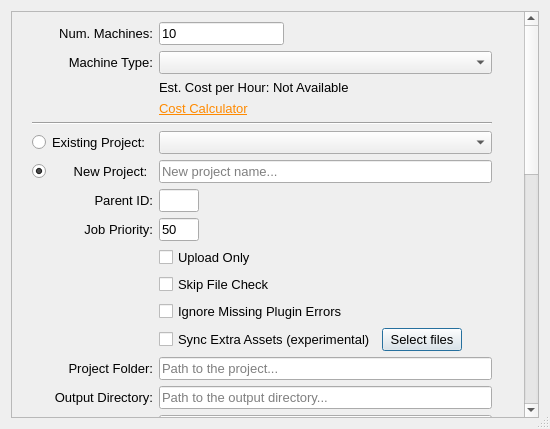
Before: the Qt Designer form resources/submit_dialog.ui in zync/zync-maya, drawn with Qt 5.
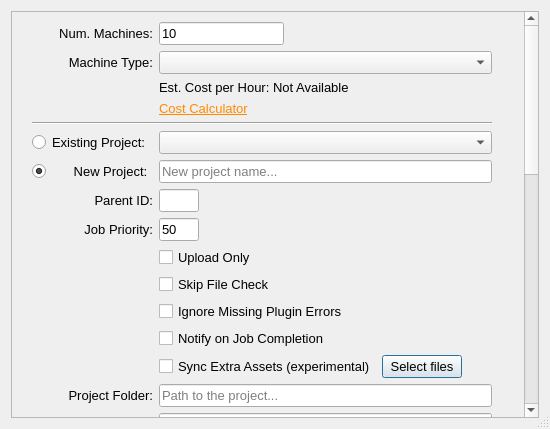
After: the same form once the commit is applied.

Commit message: Add "notify on complete" checkbox and set job option accordingly. (#87)

Diff of the .ui file:
```diff
--- a/resources/submit_dialog.ui
+++ b/resources/submit_dialog.ui
@@ -366,7 +366,40 @@
             </item>
            </layout>
           </item>
-          <item row="21" column="0">
+          <item row="12" column="1">
+           <layout class="QHBoxLayout" name="horizontalLayout_6">
+            <item>
+             <widget class="QCheckBox" name="notify_complete">
+              <property name="toolTip">
+               <string>Zync will send you an email when this job completes, or if it fails.</string>
+              </property>
+              <property name="text">
+               <string>Notify on Job Completion</string>
+              </property>
+              <property name="-v" stdset="0">
+               <string>`python &quot;cmds.submit_callb('notify_complete')&quot;`</string>
+              </property>
+             </widget>
+            </item>
+            <item>
+             <spacer name="horizontalSpacer_15">
+              <property name="orientation">
+               <enum>Qt::Horizontal</enum>
+              </property>
+              <property name="sizeType">
+               <enum>QSizePolicy::Fixed</enum>
+              </property>
+              <property name="sizeHint" stdset="0">
+               <size>
+                <width>80</width>
+                <height>20</height>
+               </size>
+              </property>
+             </spacer>
+            </item>
+           </layout>
+          </item>
+          <item row="22" column="0">
            <widget class="QLabel" name="label_8">
             <property name="font">
              <font>
@@ -438,7 +471,7 @@
             </property>
            </widget>
           </item>
-          <item row="15" column="1">
+          <item row="16" column="1">
            <widget class="QComboBox" name="renderer">
             <property name="-ann" stdset="0">
              <string>`python &quot;cmds.submit_callb('renderer')&quot;`</string>
@@ -499,7 +532,7 @@
             </property>
            </widget>
           </item>
-          <item row="14" column="1">
+          <item row="15" column="1">
            <widget class="QLineEdit" name="output_dir">
             <property name="placeholderText">
              <string>Path to the output directory...</string>
@@ -782,7 +815,7 @@
             </item>
            </layout>
           </item>
-          <item row="14" column="0">
+          <item row="15" column="0">
            <widget class="QLabel" name="label_5">
             <property name="font">
              <font>
@@ -925,7 +958,7 @@
             </property>
            </widget>
           </item>
-          <item row="13" column="0">
+          <item row="14" column="0">
            <widget class="QLabel" name="label_4">
             <property name="font">
              <font>
@@ -953,7 +986,7 @@
             </property>
            </widget>
           </item>
-          <item row="13" column="1">
+          <item row="14" column="1">
            <widget class="QLineEdit" name="project">
             <property name="placeholderText">
              <string>Path to the project...</string>
@@ -1023,7 +1056,7 @@
             </property>
            </widget>
           </item>
-          <item row="12" column="1">
+          <item row="13" column="1">
            <widget class="QFrame" name="extra_assets_frame">
             <property name="sizePolicy">
              <sizepolicy hsizetype="Fixed" vsizetype="Fixed">
```
Left out of the diff: 34 changed lines with no effect on the pictures. The commit also changes 1 other file.
